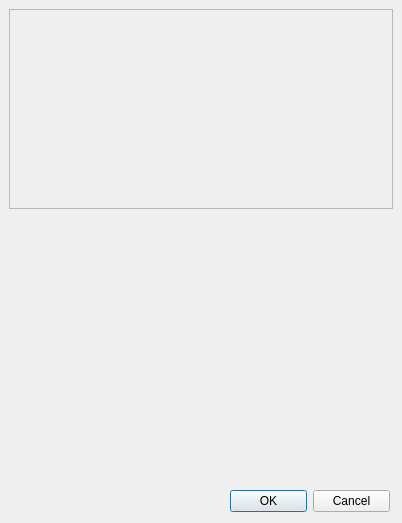
Qt form ui/systeminformation.ui (inspectC/linux-process-explorer) before a commit.
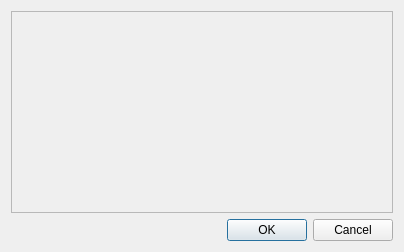
The same form after that commit. Custom widgets are drawn as their Qt base class.

The edit to the form file:
```diff
--- a/ui/systeminformation.ui
+++ b/ui/systeminformation.ui
@@ -7,43 +7,15 @@
     <x>0</x>
     <y>0</y>
     <width>402</width>
-    <height>523</height>
+    <height>252</height>
    </rect>
   </property>
   <property name="windowTitle">
    <string>System Information</string>
   </property>
-  <widget class="QDialogButtonBox" name="buttonBox">
-   <property name="geometry">
-    <rect>
-     <x>230</x>
-     <y>490</y>
-     <width>160</width>
-     <height>23</height>
-    </rect>
-   </property>
-   <property name="sizeIncrement">
-    <size>
-     <width>0</width>
-     <height>0</height>
-    </size>
-   </property>
-   <property name="orientation">
-    <enum>Qt::Horizontal</enum>
-   </property>
-   <property name="standardButtons">
-    <set>QDialogButtonBox::Cancel|QDialogButtonBox::Ok</set>
-   </property>
-  </widget>
+  <layout class="QGridLayout" name="gridLayout_2">
+   <item row="0" column="0">
   <widget class="QFrame" name="frame">
-   <property name="geometry">
-    <rect>
-     <x>9</x>
-     <y>9</y>
-     <width>384</width>
-     <height>200</height>
-    </rect>
-   </property>
    <property name="frameShape">
     <enum>QFrame::StyledPanel</enum>
    </property>
@@ -757,6 +729,24 @@
     </item>
    </layout>
   </widget>
+   </item>
+   <item row="1" column="0">
+    <widget class="QDialogButtonBox" name="buttonBox">
+     <property name="sizeIncrement">
+      <size>
+       <width>0</width>
+       <height>0</height>
+      </size>
+     </property>
+     <property name="orientation">
+      <enum>Qt::Horizontal</enum>
+     </property>
+     <property name="standardButtons">
+      <set>QDialogButtonBox::Cancel|QDialogButtonBox::Ok</set>
+     </property>
+    </widget>
+   </item>
+  </layout>
  </widget>
  <customwidgets>
   <customwidget>
```
Lines whose indentation alone changed are shown as unchanged.
